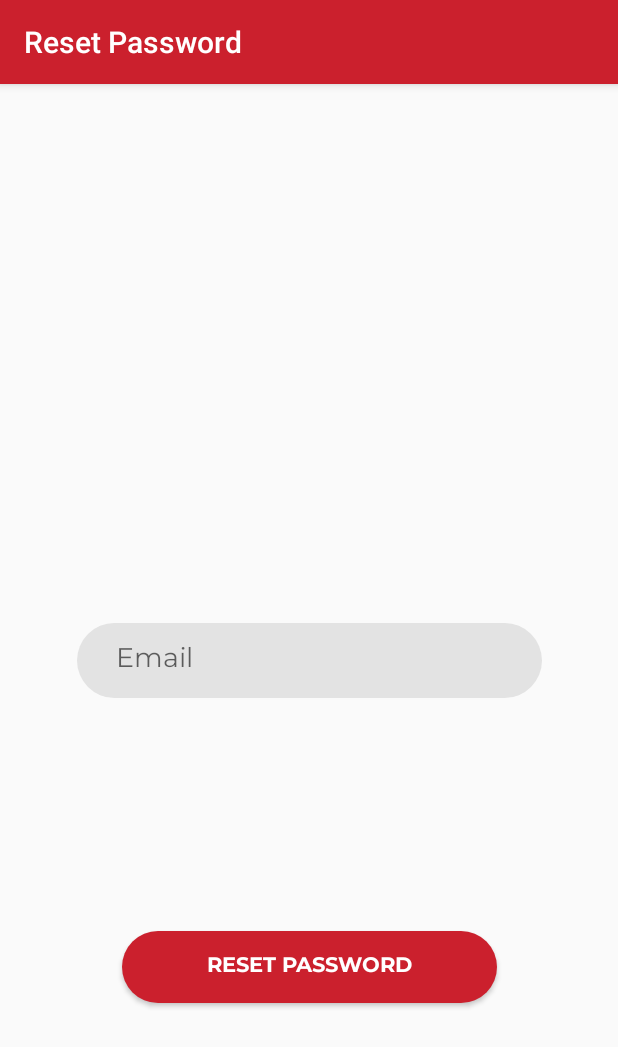
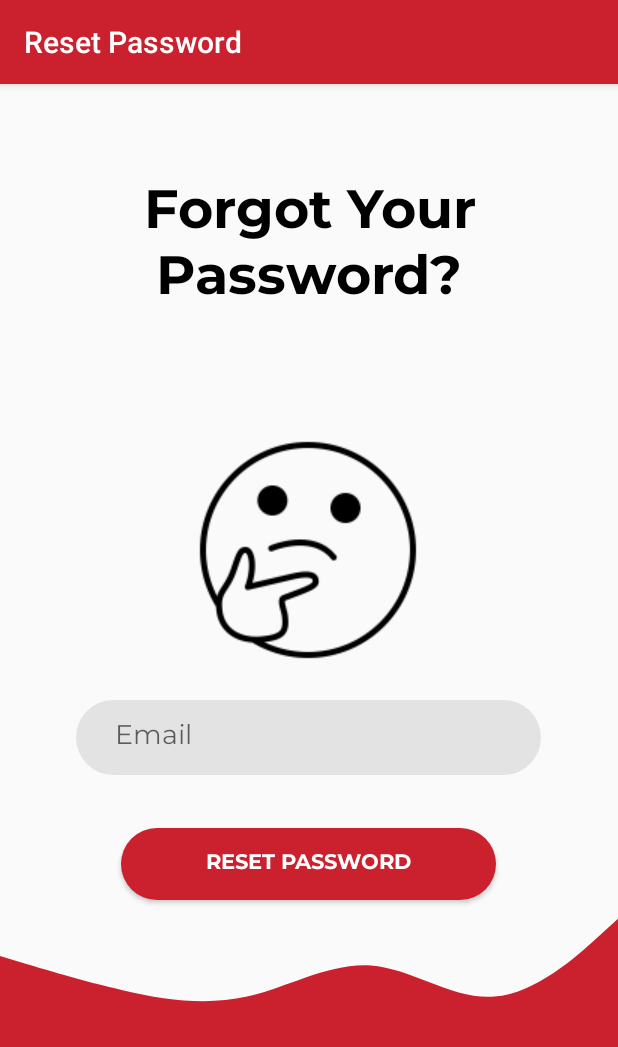
Before and after one commit to ariqzuhair/Restaurant-Booking-App, an Android app: the PasswordActivity screen opened directly, with no data from a screen before it, on a phone screen of 412 x 824 dp. Shown: the top 1047 px of the screen. Run offline under Robolectric (Android 15) with nearby library versions, the phone set to English and light mode, and no system bars; our stand-ins replace Firebase (no records; nobody signed in at launch, a user with empty details on screens opened directly).

Commit message:
Design Forgot Password

```diff
--- a/app/src/main/res/layout/activity_about_us.xml
+++ b/app/src/main/res/layout/activity_about_us.xml
@@ -60,7 +60,7 @@
                 android:layout_below="@+id/tv_vision"
                 android:layout_width="wrap_content"
                 android:layout_height="wrap_content"
-                android:text="To provide our best service in the Food and Beverages Industry by providing a booking application to book your table to eat."
+                android:text="To provide our best service in the Food and Beverages Industry by providing a booking application to book a table for you to eat."
                 android:textSize="14sp"
                 android:textAlignment="center"
                 android:textColor="#000000"
@@ -87,8 +87,7 @@
                 android:layout_below="@+id/tv_mission"
                 android:layout_width="wrap_content"
                 android:layout_height="wrap_content"
-                android:text="To help restrain the spread the pandemic virus and help to increase the societiy's social distancing.
-"
+                android:text="To help restrain the spread of pandemic virus and help to increase the society's social distancing."
                 android:textSize="14sp"
                 android:textAlignment="center"
                 android:textColor="#000000"
--- a/app/src/main/res/layout/activity_password.xml
+++ b/app/src/main/res/layout/activity_password.xml
@@ -20,8 +20,10 @@
         android:paddingLeft="26dp"
         app:layout_constraintBottom_toBottomOf="parent"
         app:layout_constraintEnd_toEndOf="parent"
+        app:layout_constraintHorizontal_bias="0.495"
         app:layout_constraintStart_toStartOf="parent"
-        app:layout_constraintTop_toTopOf="parent" />
+        app:layout_constraintTop_toTopOf="parent"
+        app:layout_constraintVertical_bias="0.572" />
 
     <Button
         android:id="@+id/btn_PasswordReset"
@@ -33,7 +35,60 @@
         android:textColor="#FFFFFF"
         app:layout_constraintBottom_toBottomOf="parent"
         app:layout_constraintEnd_toEndOf="parent"
+        app:layout_constraintHorizontal_bias="0.496"
         app:layout_constraintStart_toStartOf="parent"
-        app:layout_constraintTop_toBottomOf="@+id/et_PasswordEmail" />
+        app:layout_constraintTop_toBottomOf="@+id/et_PasswordEmail"
+        app:layout_constraintVertical_bias="0.137" />
+
+    <View
+        android:id="@+id/view7"
+        android:layout_width="0dp"
+        android:layout_height="99dp"
+        android:background="#CB202D"
+        app:layout_constraintBottom_toBottomOf="parent"
+        app:layout_constraintEnd_toEndOf="parent"
+        app:layout_constraintHorizontal_bias="0.0"
+        app:layout_constraintStart_toStartOf="parent"
+        app:layout_constraintTop_toTopOf="parent"
+        app:layout_constraintVertical_bias="1.0" />
+
+    <View
+        android:id="@+id/view9"
+        android:layout_width="wrap_content"
+        android:layout_height="0dp"
+        android:background="@drawable/ic_wave2"
+        app:layout_constraintBottom_toTopOf="@+id/view7"
+        app:layout_constraintEnd_toEndOf="parent"
+        app:layout_constraintHorizontal_bias="0.0"
+        app:layout_constraintStart_toStartOf="parent"
+        app:layout_constraintTop_toBottomOf="@+id/btn_PasswordReset"
+        app:layout_constraintVertical_bias="0.563" />
+
+    <View
+        android:id="@+id/view11"
+        android:layout_width="200dp"
+        android:layout_height="200dp"
+        android:background="@drawable/forgetpass"
+        app:layout_constraintBottom_toTopOf="@+id/et_PasswordEmail"
+        app:layout_constraintEnd_toEndOf="parent"
+        app:layout_constraintHorizontal_bias="0.497"
+        app:layout_constraintStart_toStartOf="parent"
+        app:layout_constraintTop_toTopOf="parent"
+        app:layout_constraintVertical_bias="1.0" />
+
+    <TextView
+        android:id="@+id/tv_forgotPass"
+        android:layout_width="wrap_content"
+        android:layout_height="wrap_content"
+        android:layout_marginTop="60dp"
+        android:fontFamily="@font/montserrat_bold"
+        android:gravity="center"
+        android:text="Forgot Your Password?"
+        android:textColor="#000000"
+        android:textSize="36sp"
+        app:layout_constraintEnd_toEndOf="parent"
+        app:layout_constraintHorizontal_bias="0.0"
+        app:layout_constraintStart_toStartOf="parent"
+        app:layout_constraintTop_toTopOf="parent" />
 
 </androidx.constraintlayout.widget.ConstraintLayout>
```
Also changed, not shown: app/src/main/res/layout/activity_login.xml (+8 -7 lines), app/src/main/res/layout/activity_update_password.xml (+4 -6 lines), app/src/main/res/drawable/forgetpass.png (added).
